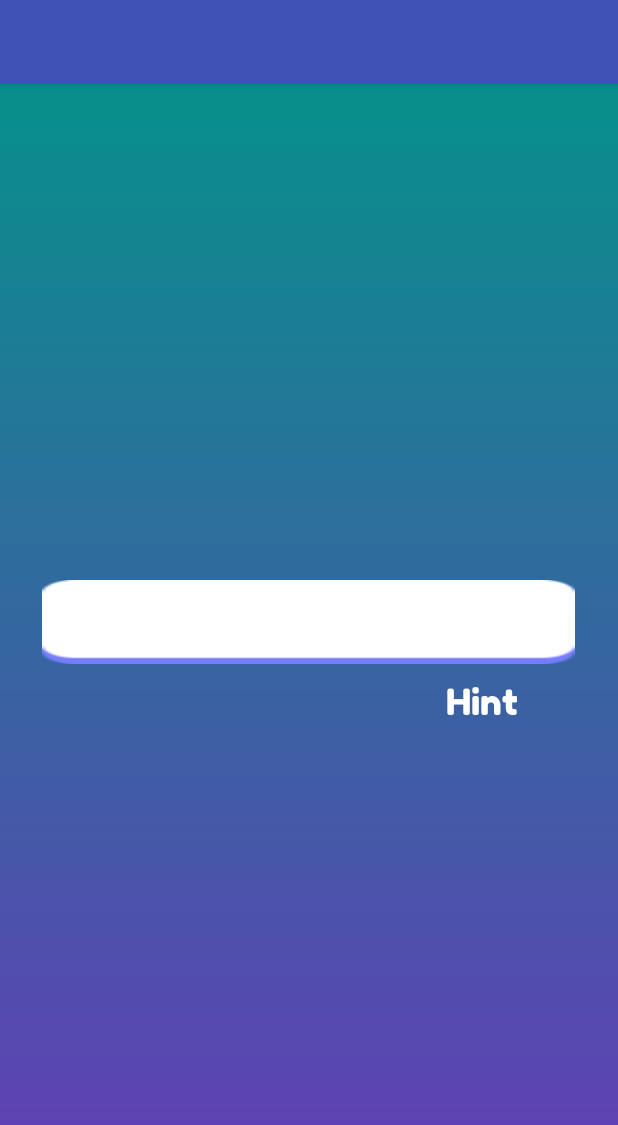
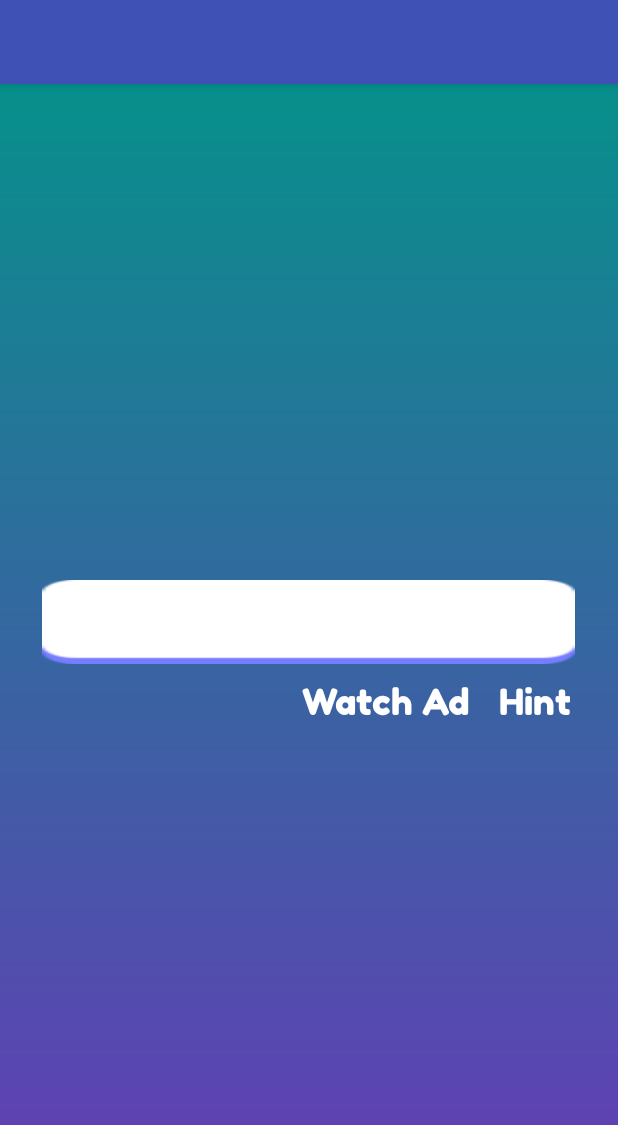
Before and after one commit to meicaljohnjones/threeoutoffour, an Android app: the layout activity_game.xml on its own in the app's theme, with its tools: preview values and no code run, on a phone screen of 412 x 824 dp. Shown: the top 1125 px of the screen. Run offline under Robolectric (Android 15) with nearby library versions, the light colour scheme and no system bars.

Commit message:
Add button for Watch Ad

```diff
--- a/app/src/main/res/layout/activity_game.xml
+++ b/app/src/main/res/layout/activity_game.xml
@@ -116,10 +116,10 @@
 
         <TextView
             android:id="@+id/textTitle"
-            android:layout_width="167dp"
+            android:layout_width="160dp"
             android:layout_height="wrap_content"
             android:layout_marginLeft="28dp"
-            android:layout_marginRight="28dp"
+            android:layout_marginRight="5dp"
             android:layout_marginBottom="16dp"
             android:fontFamily="@font/fredokaone"
             android:gravity="left"
@@ -128,18 +128,32 @@
             android:textSize="24sp" />
 
         <TextView
-            android:id="@+id/Hint"
-            android:layout_width="93dp"
+            android:id="@+id/WatchAd"
+            android:layout_width="118dp"
             android:layout_height="wrap_content"
-            android:layout_marginLeft="28dp"
+            android:layout_marginLeft="5dp"
             android:layout_marginRight="0dp"
             android:layout_marginBottom="16dp"
             android:fontFamily="@font/fredokaone"
-            android:gravity="right"
-            android:onClick="showHintsMenu"
-            android:text="Hint"
+            android:gravity="center"
+            android:onClick="showAd"
+            android:text="Watch Ad"
             android:textColor="#FFF"
             android:textSize="24sp" />
+
+        <TextView
+        android:id="@+id/Hint"
+        android:layout_width="48dp"
+        android:layout_height="wrap_content"
+        android:layout_marginLeft="15dp"
+        android:layout_marginRight="0dp"
+        android:layout_marginBottom="16dp"
+        android:fontFamily="@font/fredokaone"
+        android:gravity="center"
+        android:onClick="showHintsMenu"
+        android:text="Hint"
+        android:textColor="#FFF"
+        android:textSize="24sp" />
     </LinearLayout>
 
     <com.google.android.flexbox.FlexboxLayout
```
